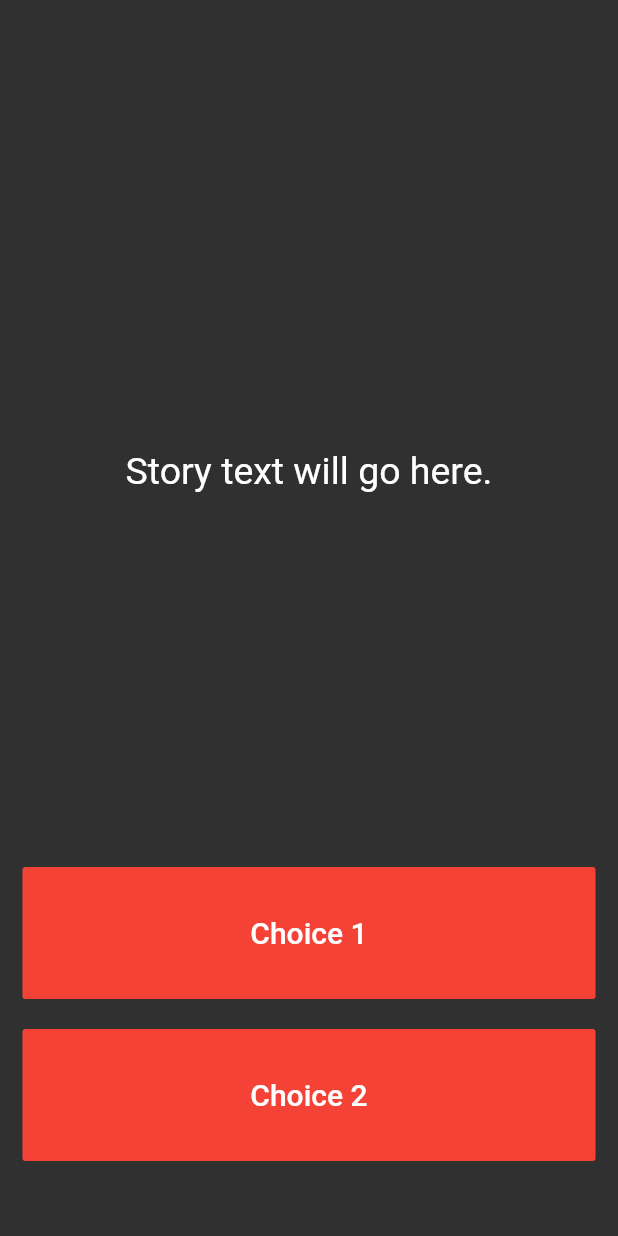
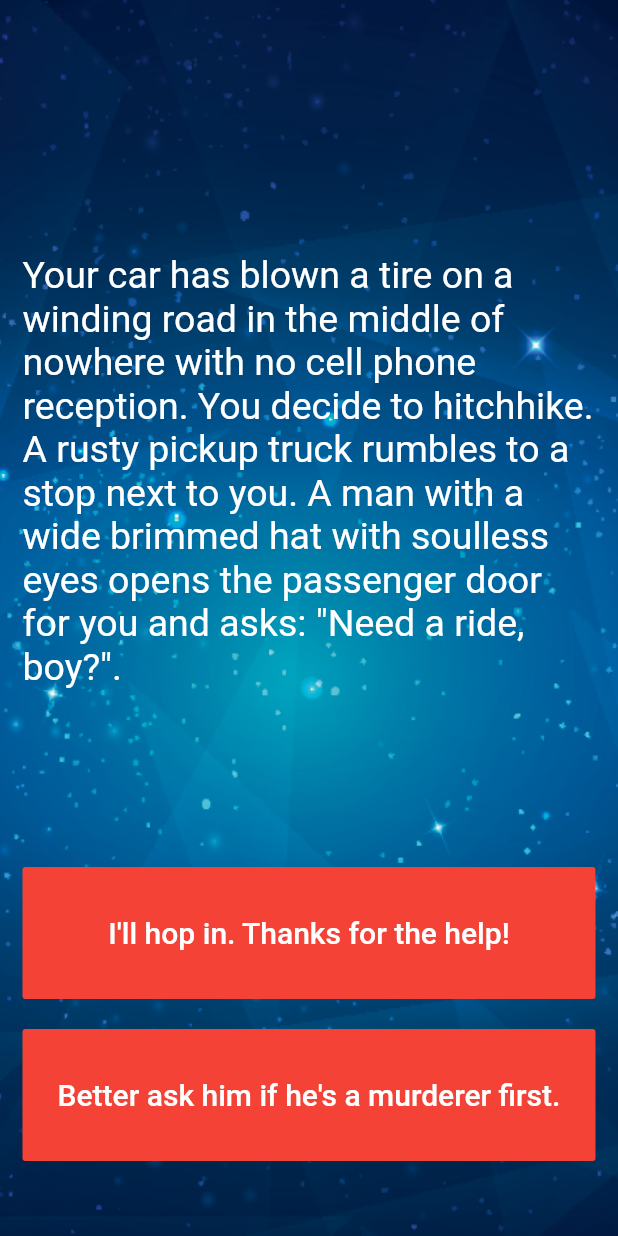
Before and after one commit to jbty/flutter_destiny, a Flutter app: the screen it shows after launch, on a phone screen of 412 x 824 dp. Run offline on Flutter 3.47's test engine with Material 2 defaults, Android fonts, the phone set to English and light mode, and no system bars.

Commit message:
begin first step

```diff
--- a/lib/main.dart
+++ b/lib/main.dart
@@ -1,6 +1,7 @@
+import 'dart:ui';
+
 import 'package:flutter/material.dart';
-
-//TODO: Step 15 - Run the app and see if you can see the screen update with the first story. Delete this TODO if it looks as you expected.
+import 'package:flutter_destiny/story_brain.dart';
 
 void main() => runApp(Destini());
 
@@ -13,7 +14,7 @@ class Destini extends StatelessWidget {
   }
 }
 
-//TODO: Step 9 - Create a new storyBrain object from the StoryBrain class.
+StoryBrain storyBrain = StoryBrain();
 
 class StoryPage extends StatefulWidget {
   _StoryPageState createState() => _StoryPageState();
@@ -24,9 +25,16 @@ class _StoryPageState extends State<StoryPage> {
   Widget build(BuildContext context) {
     return Scaffold(
       body: Container(
-        //TODO: Step 1 - Add background.png to this Container as a background image.
         padding: EdgeInsets.symmetric(vertical: 50.0, horizontal: 15.0),
         constraints: BoxConstraints.expand(),
+        decoration: BoxDecoration(
+          image: DecorationImage(
+            image: AssetImage(
+              "images/background.png",
+            ),
+            fit: BoxFit.cover,
+          ),
+        ),
         child: SafeArea(
           child: Column(
             crossAxisAlignment: CrossAxisAlignment.stretch,
@@ -35,8 +43,7 @@ class _StoryPageState extends State<StoryPage> {
                 flex: 12,
                 child: Center(
                   child: Text(
-                    //TODO: Step 10 - use the storyBrain to get the first story title and display it in this Text Widget.
-                    'Story text will go here.',
+                    storyBrain.getStory(),
                     style: TextStyle(
                       fontSize: 25.0,
                     ),
@@ -52,8 +59,7 @@ class _StoryPageState extends State<StoryPage> {
                   },
                   color: Colors.red,
                   child: Text(
-                    //TODO: Step 13 - Use the storyBrain to get the text for choice 1.
-                    'Choice 1',
+                    storyBrain.getChoice1(),
                     style: TextStyle(
                       fontSize: 20.0,
                     ),
@@ -74,8 +80,7 @@ class _StoryPageState extends State<StoryPage> {
                   },
                   color: Colors.red,
                   child: Text(
-                    //TODO: Step 14 - Use the storyBrain to get the text for choice 2.
-                    'Choice 2',
+                    storyBrain.getChoice2(),
                     style: TextStyle(
                       fontSize: 20.0,
                     ),
--- a/lib/story_brain.dart
+++ b/lib/story_brain.dart
@@ -1,48 +1,52 @@
-//TODO: Step 6 - import the story.dart file into this file.
+import 'package:flutter_destiny/story.dart';
 
-//TODO: Step 5 - Create a new class called StoryBrain.
+class StoryBrain {
+  List<Story> _storyData = [
+    Story(
+        storyTitle:
+            'Your car has blown a tire on a winding road in the middle of nowhere with no cell phone reception. You decide to hitchhike. A rusty pickup truck rumbles to a stop next to you. A man with a wide brimmed hat with soulless eyes opens the passenger door for you and asks: "Need a ride, boy?".',
+        choice1: 'I\'ll hop in. Thanks for the help!',
+        choice2: 'Better ask him if he\'s a murderer first.'),
+    Story(
+        storyTitle: 'He nods slowly, unphased by the question.',
+        choice1: 'At least he\'s honest. I\'ll climb in.',
+        choice2: 'Wait, I know how to change a tire.'),
+    Story(
+        storyTitle:
+            'As you begin to drive, the stranger starts talking about his relationship with his mother. He gets angrier and angrier by the minute. He asks you to open the glovebox. Inside you find a bloody knife, two severed fingers, and a cassette tape of Elton John. He reaches for the glove box.',
+        choice1: 'I love Elton John! Hand him the cassette tape.',
+        choice2: 'It\'s him or me! You take the knife and stab him.'),
+    Story(
+        storyTitle:
+            'What? Such a cop out! Did you know traffic accidents are the second leading cause of accidental death for most adult age groups?',
+        choice1: 'Restart',
+        choice2: ''),
+    Story(
+        storyTitle:
+            'As you smash through the guardrail and careen towards the jagged rocks below you reflect on the dubious wisdom of stabbing someone while they are driving a car you are in.',
+        choice1: 'Restart',
+        choice2: ''),
+    Story(
+        storyTitle:
+            'You bond with the murderer while crooning verses of "Can you feel the love tonight". He drops you off at the next town. Before you go he asks you if you know any good places to dump bodies. You reply: "Try the pier".',
+        choice1: 'Restart',
+        choice2: '')
+  ];
 
-//TODO: Step 7 - Uncomment the lines below to include storyData as a private property in StoryBrain. Hint: You might need to change something in story.dart to make this work.
+  String getStory() {
+    return _storyData[0].storyTitle;
+  }
 
-//List<Story> _storyData = [
-//  Story(
-//      storyTitle:
-//      'Your car has blown a tire on a winding road in the middle of nowhere with no cell phone reception. You decide to hitchhike. A rusty pickup truck rumbles to a stop next to you. A man with a wide brimmed hat with soulless eyes opens the passenger door for you and asks: "Need a ride, boy?".',
-//      choice1: 'I\'ll hop in. Thanks for the help!',
-//      choice2: 'Better ask him if he\'s a murderer first.'),
-//  Story(
-//      storyTitle: 'He nods slowly, unphased by the question.',
-//      choice1: 'At least he\'s honest. I\'ll climb in.',
-//      choice2: 'Wait, I know how to change a tire.'),
-//  Story(
-//      storyTitle:
-//      'As you begin to drive, the stranger starts talking about his relationship with his mother. He gets angrier and angrier by the minute. He asks you to open the glovebox. Inside you find a bloody knife, two severed fingers, and a cassette tape of Elton John. He reaches for the glove box.',
-//      choice1: 'I love Elton John! Hand him the cassette tape.',
-//      choice2: 'It\'s him or me! You take the knife and stab him.'),
-//  Story(
-//      storyTitle:
-//      'What? Such a cop out! Did you know traffic accidents are the second leading cause of accidental death for most adult age groups?',
-//      choice1: 'Restart',
-//      choice2: ''),
-//  Story(
-//      storyTitle:
-//      'As you smash through the guardrail and careen towards the jagged rocks below you reflect on the dubious wisdom of stabbing someone while they are driving a car you are in.',
-//      choice1: 'Restart',
-//      choice2: ''),
-//  Story(
-//      storyTitle:
-//      'You bond with the murderer while crooning verses of "Can you feel the love tonight". He drops you off at the next town. Before you go he asks you if you know any good places to dump bodies. You reply: "Try the pier".',
-//      choice1: 'Restart',
-//      choice2: '')
-//];
+  String getChoice1() {
+    return _storyData[0].choice1;
+  }
+
+  String getChoice2() {
+    return _storyData[0].choice2;
+  }
+}
 
 //TODO: Step 23 - Use the storyNumber property inside getStory(), getChoice1() and getChoice2() so that it gets the updated story and choices rather than always just the first (0th) one.
-
-//TODO: Step 8 - Create a method called getStory() that returns the first storyTitle from _storyData.
-
-//TODO: Step 11 - Create a method called getChoice1() that returns the text for the first choice1 from _storyData.
-
-//TODO: Step 12 - Create a method called getChoice2() that returns the text for the first choice2 from _storyData.
 
 //TODO: Step 25 - Change the storyNumber property into a private property so that only story_brain.dart has access to it. You can do this by right clicking on the name (storyNumber) and selecting Refactor -> Rename to make the change across all the places where it's used.
 
```
Also changed, not shown: lib/story.dart (+6 -4 lines), pubspec.yaml (+2 -55 lines).
